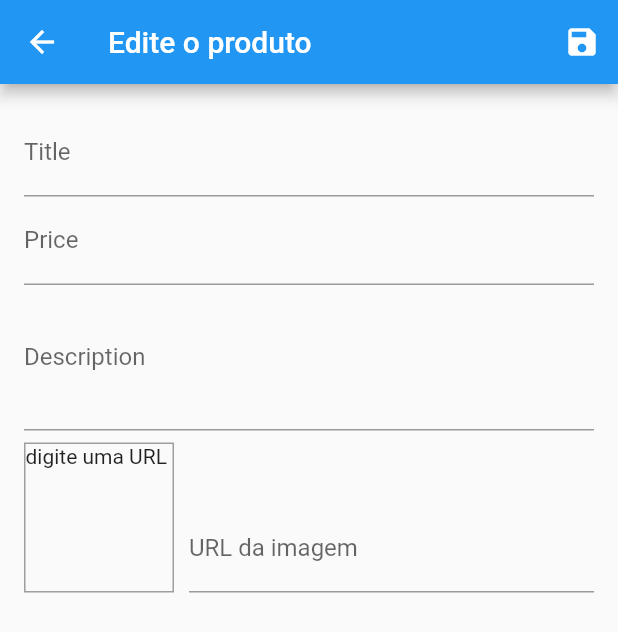
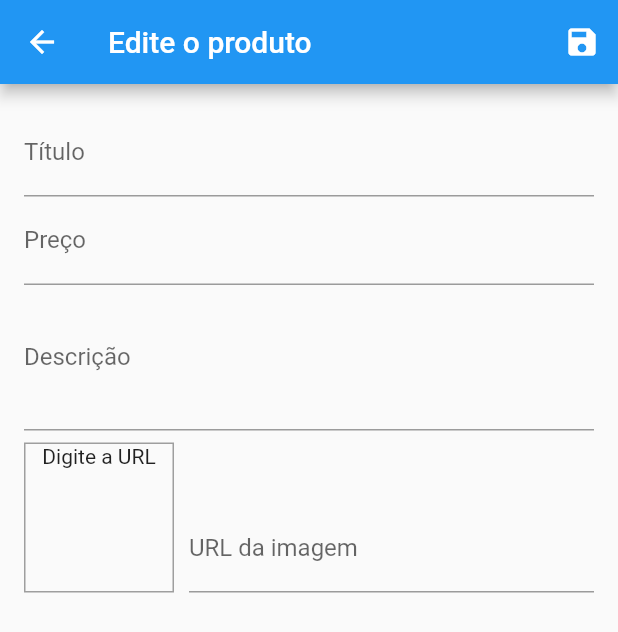
Before and after one commit to lucascicco/FIN-SHOP-APP-FLUTTER, a Flutter app: the EditProductScreen screen opened by its route, on a phone screen of 412 x 824 dp. Shown: the top 632 px of the screen. Run offline on Flutter 3.47's test engine with Material 2 defaults, Android fonts, the phone set to English and light mode, and no system bars; our stand-ins replace flutter_dotenv, shared_preferences; accounts and stored records are empty.

Commit message:
bug on null fixed

```diff
--- a/lib/main.dart
+++ b/lib/main.dart
@@ -32,9 +32,8 @@ class MyApp extends StatelessWidget {
         ChangeNotifierProxyProvider<Auth, Products>(
           create: (ctx) => Products(),
           update: (ctx, auth, product) {
-            product..auth = auth.token;
             product..userId = auth.userId;
-            return;
+            return product..auth = auth.token;
           },
         ),
         ChangeNotifierProvider.value(
@@ -43,9 +42,8 @@ class MyApp extends StatelessWidget {
         ChangeNotifierProxyProvider<Auth, Orders>(
           create: (_) => Orders(),
           update: (ctx, auth, orders) {
-            orders..auth = auth.token;
             orders..userId = auth.userId;
-            return;
+            return orders..auth = auth.token;
           },
         ),
       ],
--- a/lib/screens/edit_product_screen.dart
+++ b/lib/screens/edit_product_screen.dart
@@ -148,7 +148,7 @@ class _EditProductScreenState extends State<EditProductScreen> {
                   children: <Widget>[
                     TextFormField(
                       initialValue: _initValues['title'],
-                      decoration: InputDecoration(labelText: 'Title'),
+                      decoration: InputDecoration(labelText: 'Título'),
                       textInputAction: TextInputAction.next,
                       onFieldSubmitted: (_) {
                         FocusScope.of(context).requestFocus(_priceFocusNode);
@@ -171,7 +171,7 @@ class _EditProductScreenState extends State<EditProductScreen> {
                     ),
                     TextFormField(
                       initialValue: _initValues['price'],
-                      decoration: InputDecoration(labelText: 'Price'),
+                      decoration: InputDecoration(labelText: 'Preço'),
                       textInputAction: TextInputAction.next,
                       keyboardType: TextInputType.number,
                       focusNode: _priceFocusNode,
@@ -203,7 +203,7 @@ class _EditProductScreenState extends State<EditProductScreen> {
                     ),
                     TextFormField(
                       initialValue: _initValues['description'],
-                      decoration: InputDecoration(labelText: 'Description'),
+                      decoration: InputDecoration(labelText: 'Descrição'),
                       maxLines: 3,
                       keyboardType: TextInputType.multiline,
                       focusNode: _descriptionFocusNode,
@@ -244,7 +244,8 @@ class _EditProductScreenState extends State<EditProductScreen> {
                             ),
                           ),
                           child: _imageUrlController.text.isEmpty
-                              ? Text('digite uma URL')
+                              ? Text('Digite a URL',
+                                  textAlign: TextAlign.center)
                               : FittedBox(
                                   child: Image.network(
                                     _imageUrlController.text,
--- a/lib/screens/products_overview_screen.dart
+++ b/lib/screens/products_overview_screen.dart
@@ -38,7 +38,7 @@ class _ProductsOverviewScreenState extends State<ProductsOverviewScreen> {
         setState(() {
           _isLoading = false;
         });
-      });
+      }); //here
     }
     _isInit = false;
     super.didChangeDependencies();
--- a/lib/widgets/products_grid.dart
+++ b/lib/widgets/products_grid.dart
@@ -11,7 +11,8 @@ class ProductsGrid extends StatelessWidget {
 
   @override
   Widget build(BuildContext context) {
-    final productsData = Provider.of<Products>(context);
+    final productsData = Provider.of<Products>(context); //here
+
     final products = showFavs ? productsData.favoriteItems : productsData.items;
     return GridView.builder(
       padding: const EdgeInsets.all(10.0),
```
Also changed, not shown: lib/providers/products.dart (+12 -0 lines). Lines whose indentation alone changed are shown as unchanged.
